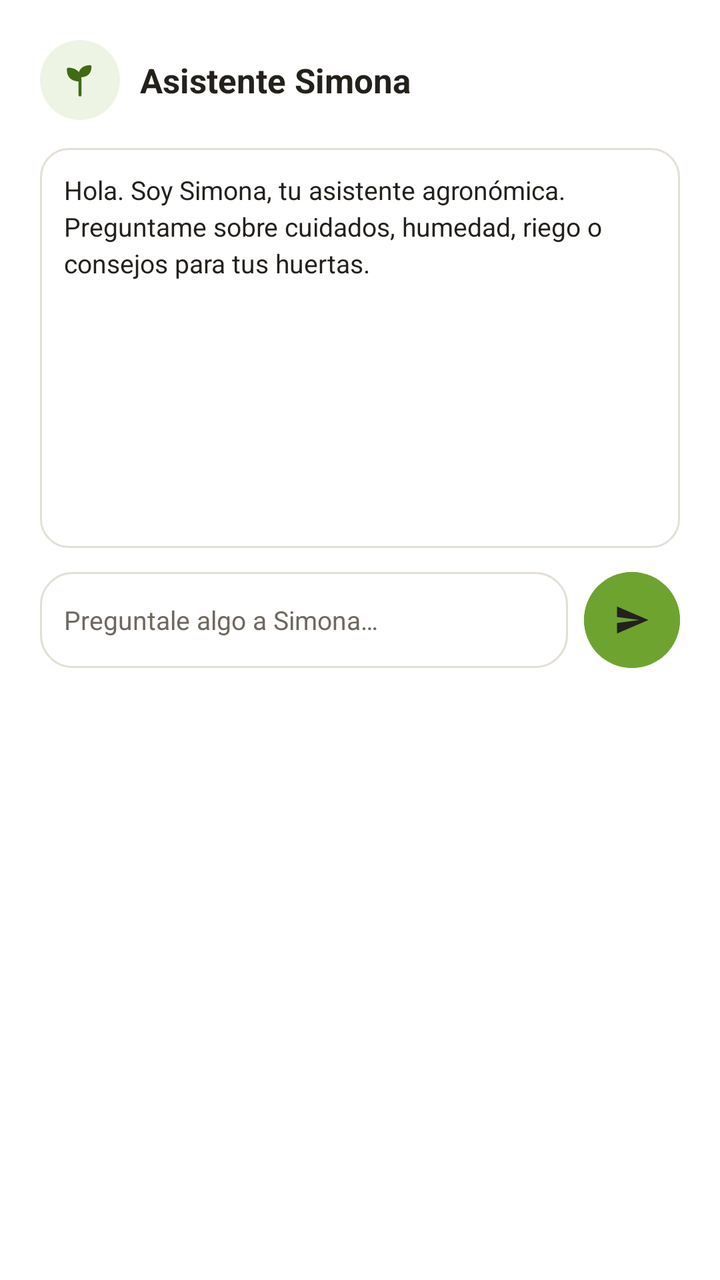
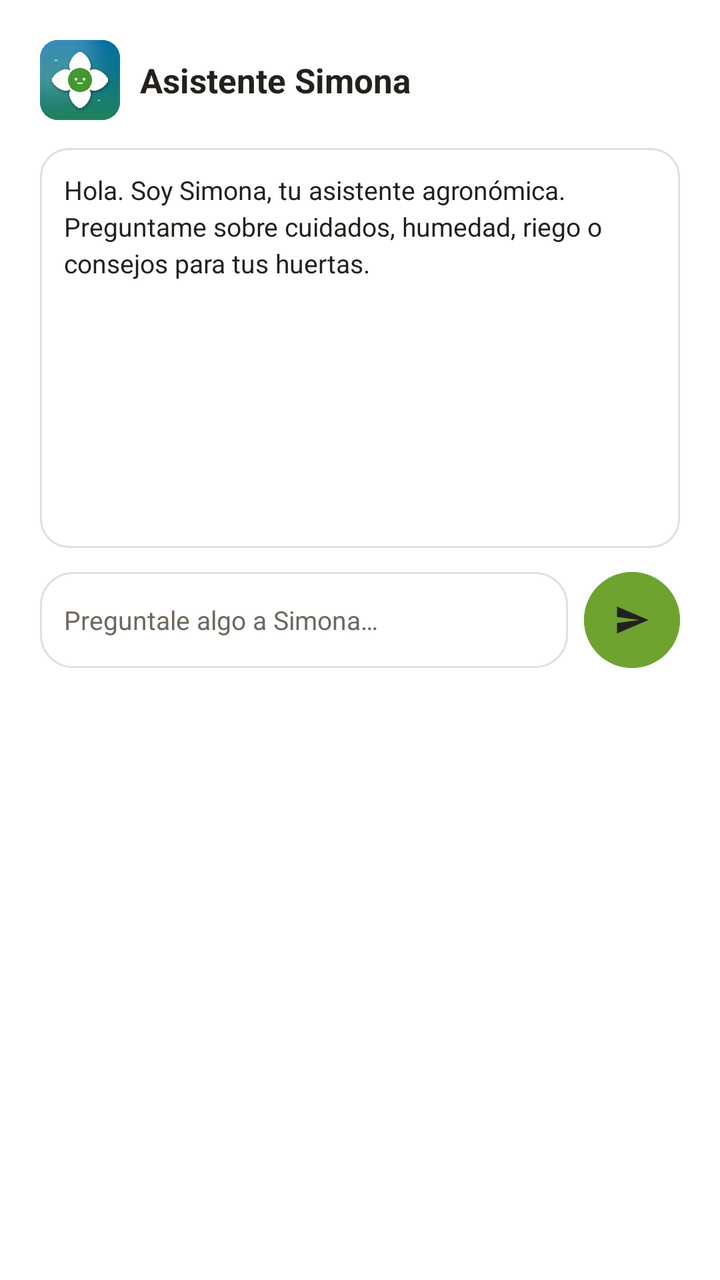

The first picture is an Android layout as it rendered before a commit; the second is the same layout after the commit. The layout source and the unified diff follow.
<!-- AndroidManifest.xml: application theme Theme.Simona -->
<!-- res/layout/dialog_chat_ai.xml -->
<?xml version="1.0" encoding="utf-8"?>

<LinearLayout xmlns:android="http://schemas.android.com/apk/res/android"
    xmlns:app="http://schemas.android.com/apk/res-auto"
    android:layout_width="match_parent"
    android:layout_height="wrap_content"
    android:animateLayoutChanges="true"
    android:background="@color/simona_card_bg"
    android:orientation="vertical"
    android:padding="20dp">

    <LinearLayout
        android:layout_width="match_parent"
        android:layout_height="wrap_content"
        android:gravity="center_vertical"
        android:orientation="horizontal">

        <FrameLayout
            android:layout_width="40dp"
            android:layout_height="40dp"
            android:background="@drawable/bg_icon_circle"
            android:backgroundTint="@color/simona_verde_suave">

            <ImageView
                android:layout_width="20dp"
                android:layout_height="20dp"
                android:layout_gravity="center"
                android:src="@drawable/ic_ai_chat"
                app:tint="@color/simona_verde" />
        </FrameLayout>

        <TextView
            android:layout_width="0dp"
            android:layout_height="wrap_content"
            android:layout_marginStart="10dp"
            android:layout_weight="1"
            android:text="@string/asistente_titulo"
            android:textColor="@color/simona_tinta"
            android:textSize="17sp"
            android:textStyle="bold" />

    </LinearLayout>

    <ScrollView
        android:id="@+id/scrollChat"
        android:layout_width="match_parent"
        android:layout_height="200dp"
        android:layout_marginTop="14dp"
        android:background="@drawable/bg_chip_resumen"
        android:padding="12dp">

        <TextView
            android:id="@+id/tvHistorialChat"
            android:layout_width="match_parent"
            android:layout_height="wrap_content"
            android:lineSpacingExtra="3dp"
            android:text="@string/asistente_bienvenida"
            android:textColor="@color/simona_tinta"
            android:textSize="13sp" />

    </ScrollView>

    <ProgressBar
        android:id="@+id/progressBarChat"
        android:layout_width="wrap_content"
        android:layout_height="wrap_content"
        android:layout_gravity="center"
        android:layout_marginTop="8dp"
        android:indeterminateTint="@color/simona_verde_claro"
        android:visibility="gone" />

    <LinearLayout
        android:layout_width="match_parent"
        android:layout_height="wrap_content"
        android:layout_marginTop="12dp"
        android:gravity="center_vertical"
        android:orientation="horizontal">

        <EditText
            android:id="@+id/etPreguntaChat"
            android:layout_width="0dp"
            android:layout_height="48dp"
            android:layout_weight="1"
            android:background="@drawable/bg_card_huerta"
            android:hint="@string/asistente_hint"
            android:inputType="textCapSentences"
            android:paddingStart="12dp"
            android:paddingEnd="12dp"
            android:textColor="@color/simona_tinta"
            android:textColorHint="@color/simona_tinta_suave"
            android:textSize="13sp" />

        <com.google.android.material.button.MaterialButton
            android:id="@+id/btnEnviarChat"
            android:layout_width="48dp"
            android:layout_height="48dp"
            android:layout_marginStart="8dp"
            android:backgroundTint="@color/simona_verde_claro"
            android:contentDescription="@string/enviar"
            android:insetTop="0dp"
            android:insetBottom="0dp"
            android:padding="0dp"
            app:cornerRadius="24dp"
            app:icon="@drawable/ic_enviar"
            app:iconGravity="textStart"
            app:iconPadding="0dp"
            app:iconSize="18dp"
            app:iconTint="@color/simona_on_accent" />

    </LinearLayout>

</LinearLayout>
<!-- resources referenced by this layout -->
<resources>
  <color name="simona_card_bg">#FFFFFF</color>
  <color name="simona_on_accent">#24211D</color>
  <color name="simona_tinta">#24211D</color>
  <color name="simona_tinta_suave">#6E685F</color>
  <color name="simona_verde">#3F6B17</color>
  <color name="simona_verde_claro">#6FA330</color>
  <color name="simona_verde_suave">#EEF4E4</color>
  <!-- drawable bg_icon_circle (drawable) -->
  <?xml version="1.0" encoding="utf-8"?>
  <shape xmlns:android="http://schemas.android.com/apk/res/android"
      android:shape="oval">
      <solid android:color="@color/simona_verde_suave" />
      <stroke android:width="1dp" android:color="@color/simona_linea" />
  </shape>
  <!-- drawable ic_ai_chat (drawable) -->
  <vector xmlns:android="http://schemas.android.com/apk/res/android"
      android:width="24dp"
      android:height="24dp"
      android:viewportWidth="24"
      android:viewportHeight="24">
      <path
          android:fillColor="@color/simona_white"
          android:pathData="M12,21v-9M12,12c0,-5 -4,-6.5 -7,-6.5c0,5 3,6.5 7,6.5zM12,9c0,-3.5 3,-5 6,-5c0,4 -2.5,5.5 -6,5.5z"
          android:strokeColor="@color/simona_white"
          android:strokeWidth="1.8"
          android:strokeLineCap="round"
          android:strokeLineJoin="round" />
  </vector>
  <string name="asistente_bienvenida">Hola. Soy Simona, tu asistente agronómica. Preguntame sobre cuidados, humedad, riego o consejos para tus huertas.</string>
  <string name="asistente_hint">Preguntale algo a Simona…</string>
  <string name="asistente_titulo">Asistente Simona</string>
  <string name="enviar">Enviar</string>
  <style name="Theme.Simona" parent="Theme.Material3.DayNight.NoActionBar">
          <item name="colorPrimary">@color/simona_azul</item>
          <item name="colorPrimaryContainer">@color/simona_azul_suave</item>
          <item name="colorOnPrimary">@color/simona_on_color</item>
          <item name="colorSecondary">@color/simona_verde_claro</item>
          <item name="colorSecondaryContainer">@color/simona_verde_suave</item>
          <item name="colorOnSecondary">@color/simona_on_accent</item>
          <item name="colorSurface">@color/simona_superficie</item>
          <item name="colorSurfaceVariant">@color/simona_superficie_2</item>
          <item name="colorOnSurface">@color/simona_tinta</item>
          <item name="colorOutline">@color/simona_linea</item>
          <item name="android:statusBarColor">@color/simona_azul_header</item>
          <item name="android:navigationBarColor">@color/simona_blanco</item>
          <item name="android:windowBackground">@color/simona_superficie</item>
          <item name="android:windowLightStatusBar">false</item>
          <item name="materialButtonStyle">@style/Widget.Simona.Button</item>
          <item name="textAppearanceBodyLarge">@style/TextAppearance.Simona.BodyLarge</item>
          <item name="textAppearanceTitleLarge">@style/TextAppearance.Simona.TitleLarge</item>
      </style>
  <color name="simona_linea">#E4DFD6</color>
  <dimen name="simona_radio">16dp</dimen>
  <color name="simona_white">@color/simona_blanco</color>
  <color name="simona_azul">#1A6FA8</color>
  <color name="simona_azul_suave">#E7F1F8</color>
  <color name="simona_on_color">#FFFFFF</color>
  <color name="simona_superficie">#F7F5F1</color>
  <color name="simona_superficie_2">#F2F7FA</color>
  <color name="simona_azul_header">#0B3A5C</color>
  <color name="simona_blanco">#FFFFFF</color>
  <style name="TextAppearance.Simona.BodyLarge" parent="TextAppearance.Material3.BodyLarge">
          <item name="android:textColor">@color/simona_tinta</item>
          <item name="android:textSize">16sp</item>
      </style>
  <style name="TextAppearance.Simona.TitleLarge" parent="TextAppearance.Material3.TitleLarge">
          <item name="android:textColor">@color/simona_tinta</item>
          <item name="android:textSize">22sp</item>
          <item name="android:textStyle">bold</item>
      </style>
  <!-- unchanged entries left out for length: 4 -->
</resources>

<!-- the commit's change to res/layout/dialog_chat_ai.xml (unified diff, before → after) -->
@@ -17,16 +17,13 @@
 
         <FrameLayout
             android:layout_width="40dp"
-            android:layout_height="40dp"
-            android:background="@drawable/bg_icon_circle"
-            android:backgroundTint="@color/simona_verde_suave">
+            android:layout_height="40dp">
 
             <ImageView
-                android:layout_width="20dp"
-                android:layout_height="20dp"
+                android:layout_width="40dp"
+                android:layout_height="40dp"
                 android:layout_gravity="center"
-                android:src="@drawable/ic_ai_chat"
-                app:tint="@color/simona_verde" />
+                android:src="@drawable/ic_asistente_simona" />
         </FrameLayout>
 
         <TextView
<!-- resource entries referenced after the edit -->
@@ -4,35 +4,15 @@
   <color name="simona_on_accent">#24211D</color>
   <color name="simona_tinta">#24211D</color>
   <color name="simona_tinta_suave">#6E685F</color>
-  <color name="simona_verde">#3F6B17</color>
   <color name="simona_verde_claro">#6FA330</color>
+  <!-- drawable ic_asistente_simona: png bitmap (drawable-nodpi, 150083 bytes) -->
   <color name="simona_verde_suave">#EEF4E4</color>
-  <!-- drawable bg_icon_circle (drawable) -->
-  <?xml version="1.0" encoding="utf-8"?>
-  <shape xmlns:android="http://schemas.android.com/apk/res/android"
-      android:shape="oval">
-      <solid android:color="@color/simona_verde_suave" />
-      <stroke android:width="1dp" android:color="@color/simona_linea" />
-  </shape>
-  <!-- drawable ic_ai_chat (drawable) -->
-  <vector xmlns:android="http://schemas.android.com/apk/res/android"
-      android:width="24dp"
-      android:height="24dp"
-      android:viewportWidth="24"
-      android:viewportHeight="24">
-      <path
-          android:fillColor="@color/simona_white"
-          android:pathData="M12,21v-9M12,12c0,-5 -4,-6.5 -7,-6.5c0,5 3,6.5 7,6.5zM12,9c0,-3.5 3,-5 6,-5c0,4 -2.5,5.5 -6,5.5z"
-          android:strokeColor="@color/simona_white"
-          android:strokeWidth="1.8"
-          android:strokeLineCap="round"
-          android:strokeLineJoin="round" />
-  </vector>
   <string name="asistente_bienvenida">Hola. Soy Simona, tu asistente agronómica. Preguntame sobre cuidados, humedad, riego o consejos para tus huertas.</string>
   <string name="asistente_hint">Preguntale algo a Simona…</string>
   <string name="asistente_titulo">Asistente Simona</string>
   <string name="enviar">Enviar</string>
   <style name="Theme.Simona" parent="Theme.Material3.DayNight.NoActionBar">
+          <item name="android:windowAnimationStyle">@style/Simona.WindowAnimation</item>
           <item name="colorPrimary">@color/simona_azul</item>
           <item name="colorPrimaryContainer">@color/simona_azul_suave</item>
           <item name="colorOnPrimary">@color/simona_on_color</item>
@@ -53,13 +33,18 @@
       </style>
   <color name="simona_linea">#E4DFD6</color>
   <dimen name="simona_radio">16dp</dimen>
-  <color name="simona_white">@color/simona_blanco</color>
+  <style name="Simona.WindowAnimation" parent="@android:style/Animation.Activity">
+          <item name="android:activityOpenEnterAnimation">@anim/activity_open_enter</item>
+          <item name="android:activityOpenExitAnimation">@anim/activity_open_exit</item>
+          <item name="android:activityCloseEnterAnimation">@anim/activity_close_enter</item>
+          <item name="android:activityCloseExitAnimation">@anim/activity_close_exit</item>
+      </style>
   <color name="simona_azul">#1A6FA8</color>
   <color name="simona_azul_suave">#E7F1F8</color>
   <color name="simona_on_color">#FFFFFF</color>
   <color name="simona_superficie">#F7F5F1</color>
   <color name="simona_superficie_2">#F2F7FA</color>
-  <color name="simona_azul_header">#0B3A5C</color>
+  <color name="simona_azul_header">#12688F</color>
   <color name="simona_blanco">#FFFFFF</color>
   <style name="TextAppearance.Simona.BodyLarge" parent="TextAppearance.Material3.BodyLarge">
           <item name="android:textColor">@color/simona_tinta</item>
